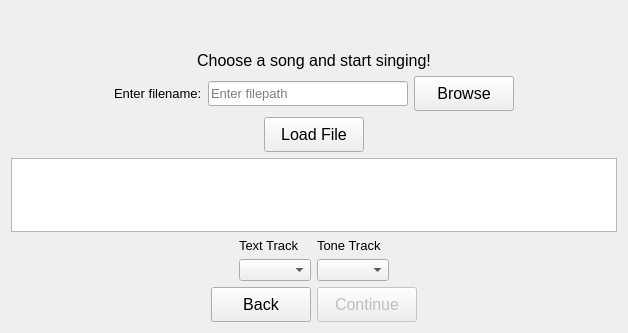
First picture: the form in src/startsingingview.ui, repository Vorxil/MagnifiSing, before the edit.
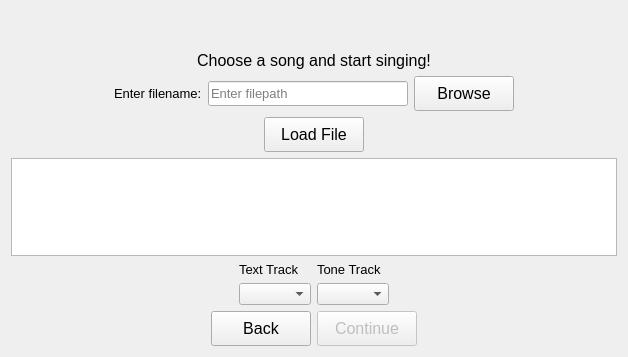
Second picture: the form after the edit.

Commit message: Track names are now displayed in the QComboBoxes when selecting tracks

```diff
--- a/src/startsingingview.ui
+++ b/src/startsingingview.ui
@@ -7,7 +7,7 @@
     <x>0</x>
     <y>0</y>
     <width>628</width>
-    <height>333</height>
+    <height>357</height>
    </rect>
   </property>
   <property name="windowTitle">
@@ -230,13 +230,20 @@
           <layout class="QHBoxLayout" name="horizontalLayout_4">
            <item>
             <widget class="QComboBox" name="textTrackComboBox">
+             <property name="sizeAdjustPolicy">
+              <enum>QComboBox::AdjustToContents</enum>
+             </property>
              <property name="duplicatesEnabled">
               <bool>false</bool>
              </property>
             </widget>
            </item>
            <item>
-            <widget class="QComboBox" name="toneTrackComboBox"/>
+            <widget class="QComboBox" name="toneTrackComboBox">
+             <property name="sizeAdjustPolicy">
+              <enum>QComboBox::AdjustToContents</enum>
+             </property>
+            </widget>
            </item>
           </layout>
          </item>
```
The commit also changes 4 other files.
